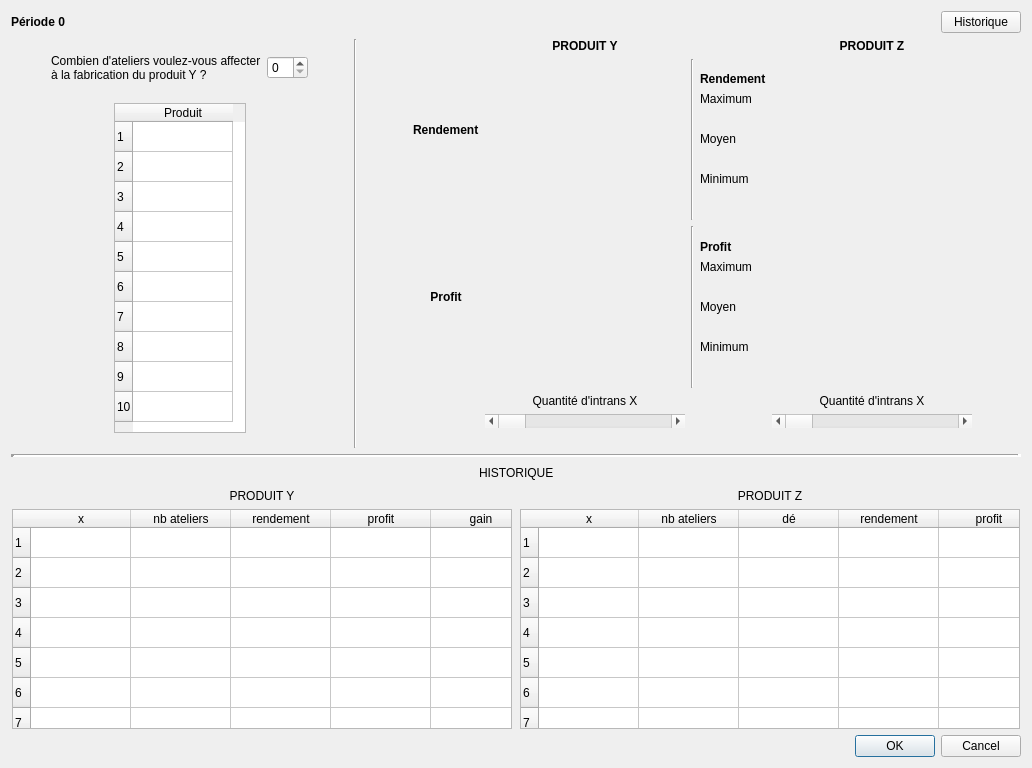
JMRousselle/pestuse, file pestuseGuiSrc/pestuseDecision.ui: the form before one commit.
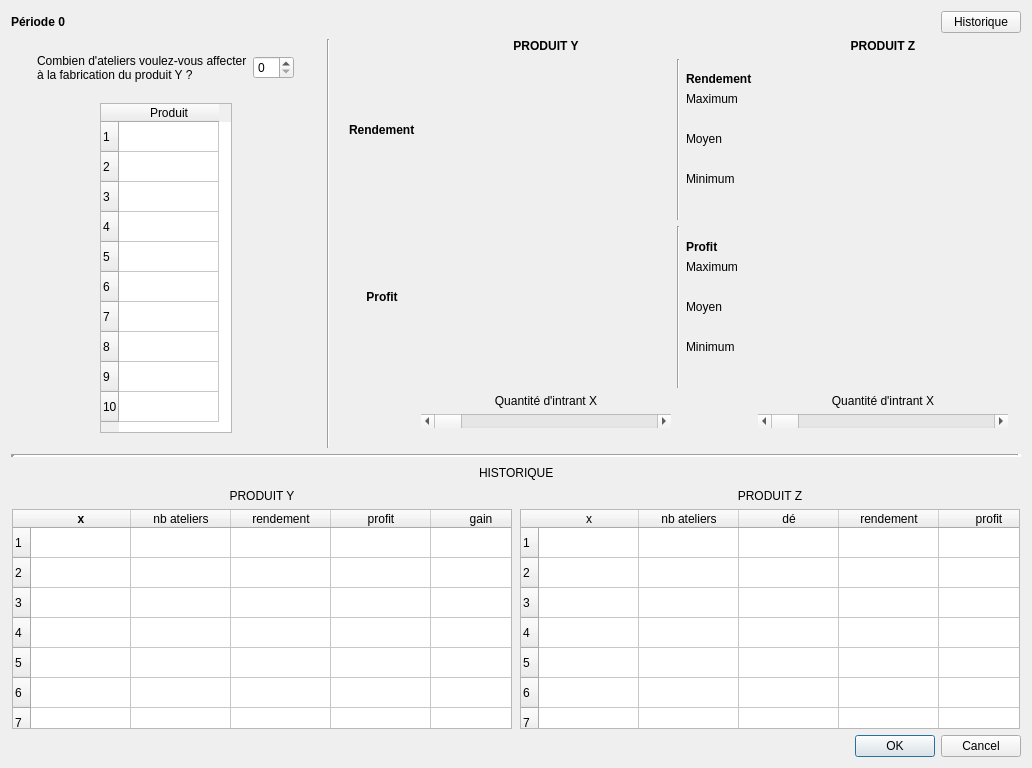
The form after the commit.

Diff of the .ui file:
```diff
--- a/pestuseGuiSrc/pestuseDecision.ui
+++ b/pestuseGuiSrc/pestuseDecision.ui
@@ -117,7 +117,11 @@
           </widget>
          </item>
          <item>
-          <widget class="QSpinBox" name="spinBox_nbAteliersY"/>
+          <widget class="QSpinBox" name="spinBox_nbAteliersY">
+           <property name="maximum">
+            <number>10</number>
+           </property>
+          </widget>
          </item>
          <item>
           <spacer name="horizontalSpacer_6">
@@ -513,7 +517,7 @@
             </font>
            </property>
            <property name="styleSheet">
-            <string notr="true">color: rgb(0, 0, 255);</string>
+            <string notr="true">color: rgb(0, 128, 0);</string>
            </property>
            <property name="text">
             <string/>
@@ -536,7 +540,7 @@
             </font>
            </property>
            <property name="styleSheet">
-            <string notr="true">color: rgb(0, 128, 0);</string>
+            <string notr="true">color: rgb(0, 0, 255);</string>
            </property>
            <property name="text">
             <string/>
@@ -625,7 +629,7 @@
             </font>
            </property>
            <property name="styleSheet">
-            <string notr="true">color: rgb(0, 0, 255);</string>
+            <string notr="true">color: rgb(0, 128, 0);</string>
            </property>
            <property name="text">
             <string/>
@@ -648,7 +652,7 @@
             </font>
            </property>
            <property name="styleSheet">
-            <string notr="true">color: rgb(0, 128, 0);</string>
+            <string notr="true">color: rgb(0, 0, 255);</string>
            </property>
            <property name="text">
             <string/>
@@ -698,7 +702,7 @@
          <item>
           <widget class="QLabel" name="label_2">
            <property name="text">
-            <string>Quantité d'intrans X</string>
+            <string>Quantité d'intrant X</string>
            </property>
            <property name="alignment">
             <set>Qt::AlignCenter</set>
@@ -709,16 +713,19 @@
           <widget class="QScrollBar" name="horizontalScrollBar_produitY">
            <property name="minimumSize">
             <size>
-             <width>200</width>
+             <width>250</width>
              <height>0</height>
             </size>
            </property>
            <property name="maximumSize">
             <size>
-             <width>200</width>
+             <width>250</width>
              <height>16777215</height>
             </size>
            </property>
+           <property name="maximum">
+            <number>600</number>
+           </property>
            <property name="orientation">
             <enum>Qt::Horizontal</enum>
            </property>
@@ -747,7 +754,7 @@
          <item>
           <widget class="QLabel" name="label_3">
            <property name="text">
-            <string>Quantité d'intrans X</string>
+            <string>Quantité d'intrant X</string>
            </property>
            <property name="alignment">
             <set>Qt::AlignCenter</set>
@@ -758,16 +765,19 @@
           <widget class="QScrollBar" name="horizontalScrollBar_produitZ">
            <property name="minimumSize">
             <size>
-             <width>200</width>
+             <width>250</width>
              <height>0</height>
             </size>
            </property>
            <property name="maximumSize">
             <size>
-             <width>200</width>
+             <width>250</width>
              <height>16777215</height>
             </size>
            </property>
+           <property name="maximum">
+            <number>600</number>
+           </property>
            <property name="orientation">
             <enum>Qt::Horizontal</enum>
            </property>
@@ -1070,6 +1080,12 @@
             <property name="text">
              <string>x</string>
             </property>
+            <property name="font">
+             <font>
+              <weight>75</weight>
+              <bold>true</bold>
+             </font>
+            </property>
            </column>
            <column>
             <property name="text">
```
